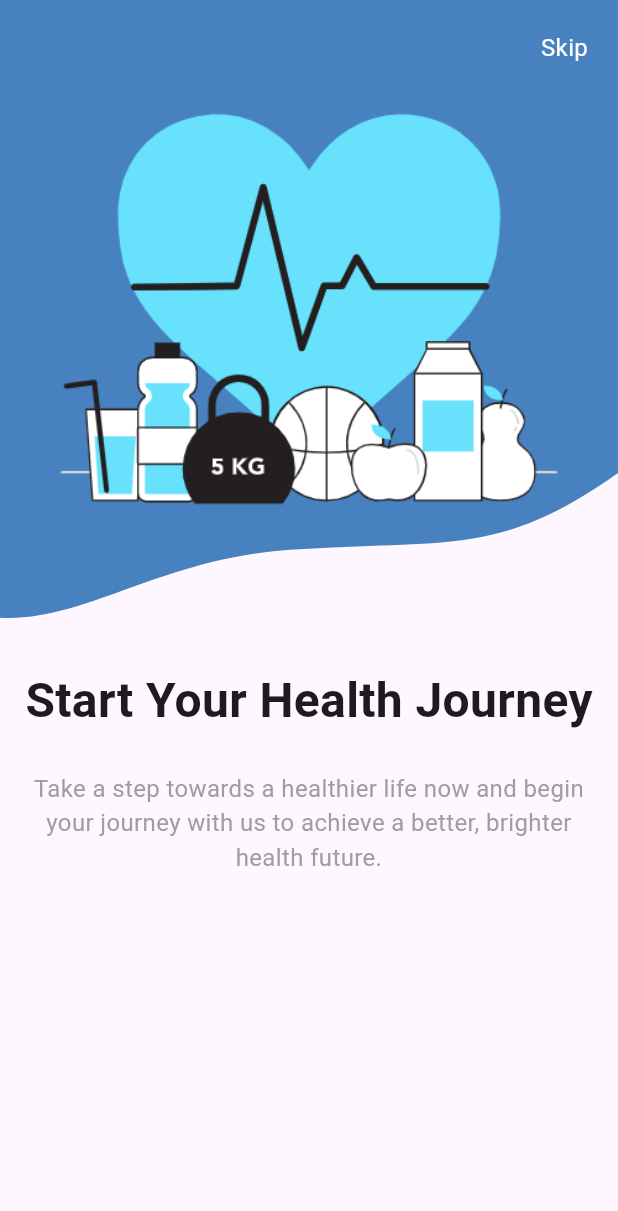
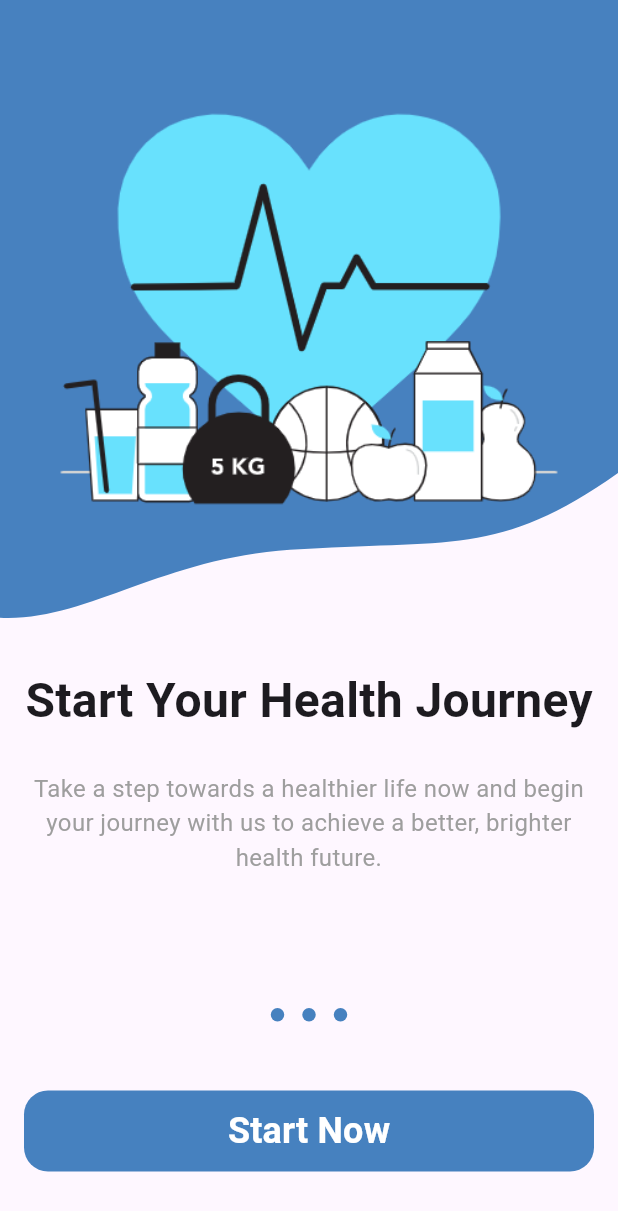
Before and after one commit to abdulrahmanibrahimdawood/e-commerce-app, a Flutter app: the screen it shows after launch, swiped to page 3, on a phone screen of 412 x 824 dp. Shown: the top 1211 px of the screen. Run offline on Flutter 3.47's test engine with Material 3 defaults, Android fonts, the phone set to English and light mode, and no system bars; drawn by our look-alikes of dots_indicator; our stand-ins replace flutter_svg.

Commit message:
on boarding

```diff
--- /dev/null
+++ b/lib/constants.dart
@@ -0,0 +1 @@
+const khorizontalPadding = 16.0;
--- /dev/null
+++ b/lib/core/widgets/custom_button.dart
@@ -0,0 +1,27 @@
+import 'package:e_commerce/core/utils/app_color.dart';
+import 'package:flutter/material.dart';
+
+class CustomButton extends StatelessWidget {
+  const CustomButton({super.key, required this.onPressed, required this.text});
+  final VoidCallback onPressed;
+  final String text;
+  @override
+  Widget build(BuildContext context) {
+    return SizedBox(
+      height: 54,
+      width: double.infinity,
+      child: TextButton(
+        style: TextButton.styleFrom(
+            backgroundColor: kPrimaryColor,
+            shape: RoundedRectangleBorder(
+                borderRadius: BorderRadius.circular(16.0))),
+        onPressed: onPressed,
+        child: Text(
+          text,
+          style: const TextStyle(
+              color: Colors.white, fontSize: 24, fontWeight: FontWeight.bold),
+        ),
+      ),
+    );
+  }
+}
--- a/lib/features/on_boarding/presentation/views/widgets/on_boarding_page_view.dart
+++ b/lib/features/on_boarding/presentation/views/widgets/on_boarding_page_view.dart
@@ -1,16 +1,18 @@
-import 'package:e_commerce/constant.dart';
+import 'package:e_commerce/core/utils/app_color.dart';
 import 'package:e_commerce/core/utils/app_images.dart';
 import 'package:e_commerce/features/on_boarding/presentation/views/widgets/page_view_item.dart';
 import 'package:flutter/material.dart';
 
 class OnBoardingPageView extends StatelessWidget {
-  const OnBoardingPageView({super.key});
-
+  const OnBoardingPageView({super.key, required this.pageController});
+  final PageController pageController;
   @override
   Widget build(BuildContext context) {
     return PageView(
+      controller: pageController,
       children: const [
         PageViewItem(
+          isVisiable: true,
           image: 'assets/images/one.png',
           backgroundImage: Assets.assetsImagesBackgroundImage,
           subtitle:
@@ -33,6 +35,7 @@ class OnBoardingPageView extends StatelessWidget {
           ),
         ),
         PageViewItem(
+          isVisiable: true,
           image: 'assets/images/two.png',
           backgroundImage: Assets.assetsImagesBackgroundImage,
           subtitle:
@@ -48,6 +51,7 @@ class OnBoardingPageView extends StatelessWidget {
           ),
         ),
         PageViewItem(
+          isVisiable: false,
           image: 'assets/images/three.png',
           backgroundImage: Assets.assetsImagesBackgroundImage,
           subtitle:
--- a/lib/features/on_boarding/presentation/views/widgets/on_boarding_views_body.dart
+++ b/lib/features/on_boarding/presentation/views/widgets/on_boarding_views_body.dart
@@ -1,13 +1,76 @@
+import 'package:dots_indicator/dots_indicator.dart';
+import 'package:e_commerce/constants.dart';
+import 'package:e_commerce/core/utils/app_color.dart';
+import 'package:e_commerce/core/widgets/custom_button.dart';
 import 'package:e_commerce/features/on_boarding/presentation/views/widgets/on_boarding_page_view.dart';
 import 'package:flutter/material.dart';
 
-class OnBoardingViewsBody extends StatelessWidget {
+class OnBoardingViewsBody extends StatefulWidget {
   const OnBoardingViewsBody({super.key});
 
   @override
+  State<OnBoardingViewsBody> createState() => _OnBoardingViewsBodyState();
+}
+
+class _OnBoardingViewsBodyState extends State<OnBoardingViewsBody> {
+  late PageController pageController;
+  var currentPage = 0;
+
+  @override
+  initState() {
+    pageController = PageController();
+    pageController.addListener(
+      () {
+        currentPage = pageController.page!.round();
+        setState(() {});
+      },
+    );
+    super.initState();
+  }
+
+  @override
+  void dispose() {
+    pageController.dispose();
+    super.dispose();
+  }
+
+  @override
   Widget build(BuildContext context) {
-    return const Column(
-      children: [Expanded(child: OnBoardingPageView())],
+    return Column(
+      children: [
+        Expanded(
+          child: OnBoardingPageView(
+            pageController: pageController,
+          ),
+        ),
+        DotsIndicator(
+          dotsCount: 3,
+          decorator: DotsDecorator(
+            activeColor: kPrimaryColor,
+            color: currentPage == 1 || currentPage == 2
+                ? kPrimaryColor
+                : kPrimaryColor.withValues(alpha: 0.5),
+          ),
+        ),
+        const SizedBox(
+          height: 40,
+        ),
+        Visibility(
+          maintainSize: true,
+          maintainAnimation: true,
+          maintainState: true,
+          visible: currentPage == 2 ? true : false,
+          child: Padding(
+            padding: const EdgeInsets.symmetric(
+              horizontal: khorizontalPadding,
+            ),
+            child: CustomButton(onPressed: () {}, text: 'Start Now'),
+          ),
+        ),
+        const SizedBox(
+          height: 43,
+        )
+      ],
     );
   }
 }
--- a/lib/features/on_boarding/presentation/views/widgets/page_view_item.dart
+++ b/lib/features/on_boarding/presentation/views/widgets/page_view_item.dart
@@ -7,10 +7,12 @@ class PageViewItem extends StatelessWidget {
       required this.image,
       required this.backgroundImage,
       required this.subtitle,
-      required this.title});
+      required this.title,
+      required this.isVisiable});
   final String image, backgroundImage;
   final String subtitle;
   final Widget title;
+  final bool isVisiable;
 
   @override
   Widget build(BuildContext context) {
@@ -33,12 +35,15 @@ class PageViewItem extends StatelessWidget {
                 right: 0,
                 child: Image.asset(image),
               ),
-              const Positioned(
-                right: 20,
-                top: 20,
-                child: Text(
-                  'Skip',
-                  style: TextStyle(color: Colors.white, fontSize: 16),
+              Visibility(
+                visible: isVisiable,
+                child: const Positioned(
+                  right: 20,
+                  top: 20,
+                  child: Text(
+                    'Skip',
+                    style: TextStyle(color: Colors.white, fontSize: 16),
+                  ),
                 ),
               )
             ],
--- a/lib/features/splash/presentation/views/splash_view.dart
+++ b/lib/features/splash/presentation/views/splash_view.dart
@@ -1,4 +1,4 @@
-import 'package:e_commerce/constant.dart';
+import 'package:e_commerce/core/utils/app_color.dart';
 import 'package:flutter/material.dart';
 
 import 'widgets/splash_view_body.dart';
--- a/pubspec.yaml
+++ b/pubspec.yaml
@@ -28,12 +28,13 @@ environment:
 # the latest version available on pub.dev. To see which dependencies have newer
 # versions available, run `flutter pub outdated`.
 dependencies:
-  flutter_localizations:
-    sdk: flutter
   cupertino_icons: ^1.0.8
+  dots_indicator: ^3.0.0
   flutter:
     sdk: flutter
   flutter_assets_generator: ^0.1.0
+  flutter_localizations:
+    sdk: flutter
   flutter_svg: ^2.0.17
 
 dev_dependencies:
```
Also changed, not shown: lib/core/utils/app_color.dart (renamed from lib/constant.dart), pubspec.lock.
